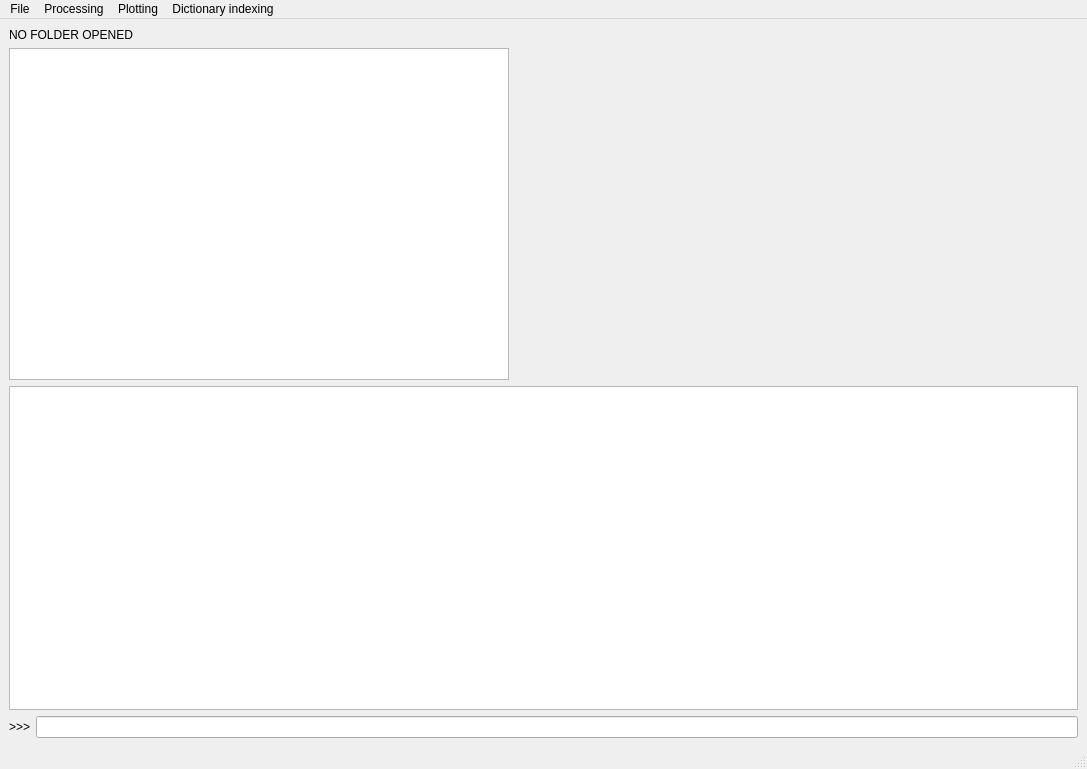
Qt form ui/main_window.ui (EBSP-Indexer/EBSP-Indexer) before a commit.
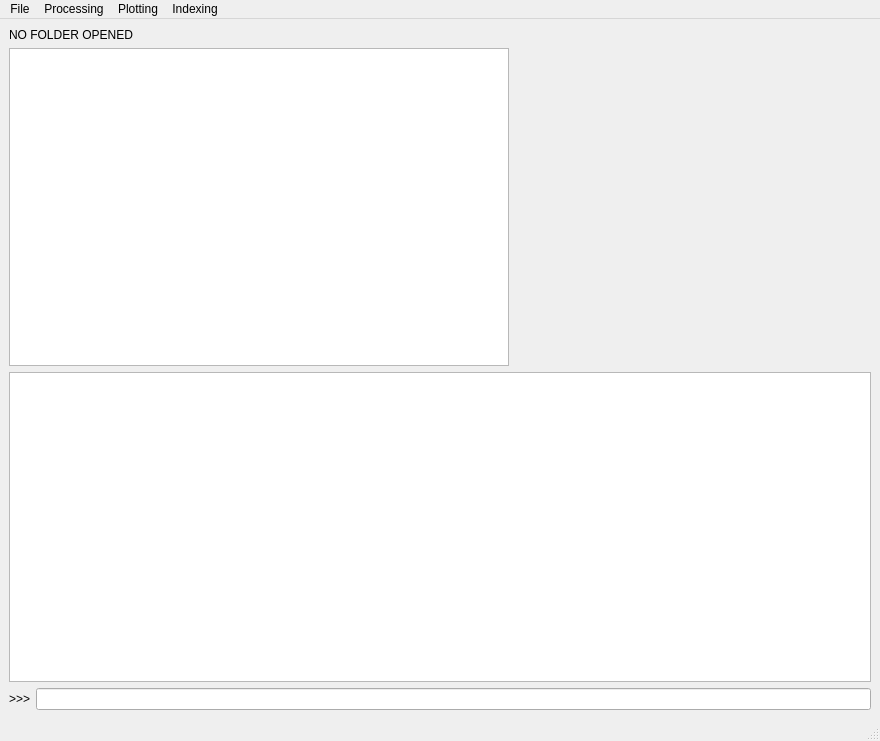
The same form after that commit.

Commit message: Hough indexing first iteration and minor fixes

What changed in the file:
```diff
--- a/ui/main_window.ui
+++ b/ui/main_window.ui
@@ -6,8 +6,8 @@
    <rect>
     <x>0</x>
     <y>0</y>
-    <width>1087</width>
-    <height>769</height>
+    <width>880</width>
+    <height>741</height>
    </rect>
   </property>
   <property name="windowTitle">
@@ -96,8 +96,8 @@
     <rect>
      <x>0</x>
      <y>0</y>
-     <width>1087</width>
-     <height>22</height>
+     <width>880</width>
+     <height>26</height>
     </rect>
    </property>
    <widget class="QMenu" name="menuFile">
@@ -122,7 +122,7 @@
    </widget>
    <widget class="QMenu" name="menuDictionary_indexing">
     <property name="title">
-     <string>Dictionary indexing</string>
+     <string>Indexing</string>
     </property>
     <addaction name="actionDictinary_indexing_setup"/>
    </widget>
```
Left out of the diff: 12 changed lines with no effect on the pictures. The commit also changes 5 other files.
